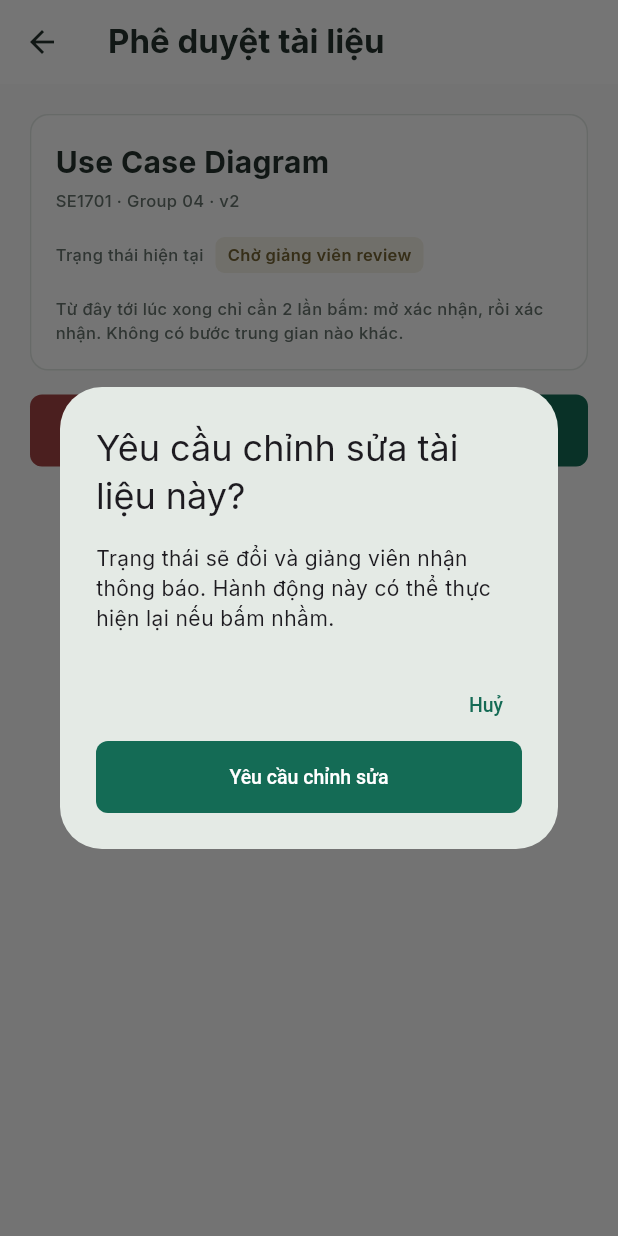
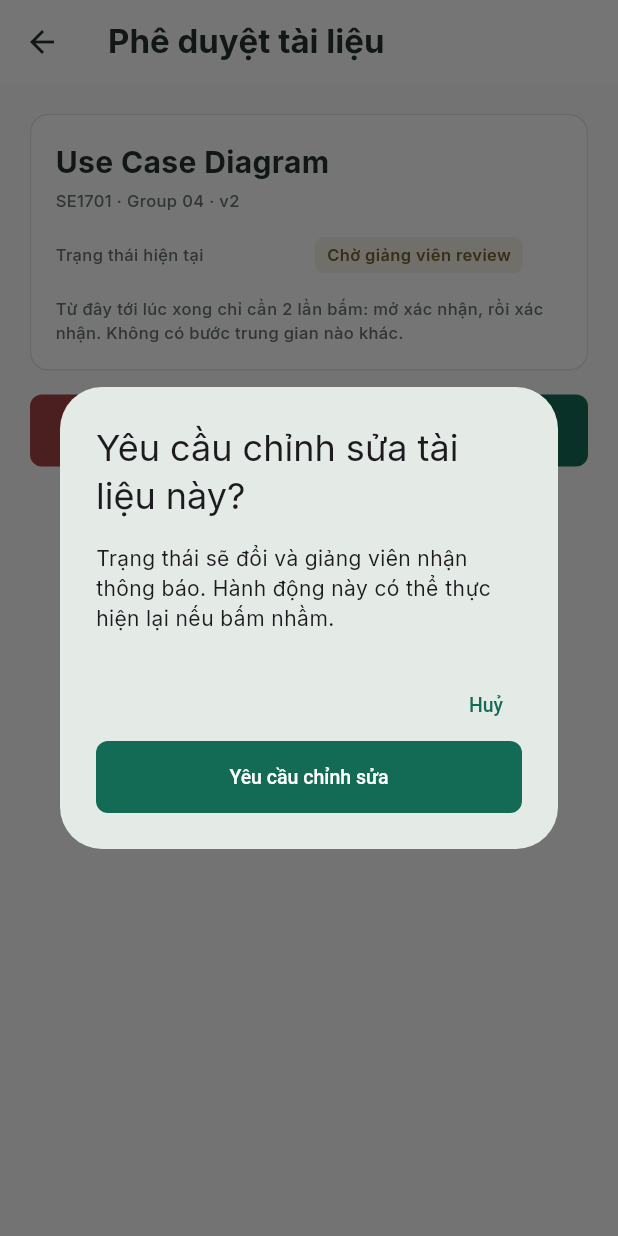
Before and after one commit to linh20051708/AI-Review--ui, a Flutter app: the ApprovalDecisionScreen screen opened by its route, after a tap on "Yêu cầu chỉnh sửa", on a phone screen of 412 x 824 dp. Run offline on Flutter 3.47's test engine with Material 3 defaults, Android fonts, the phone set to English and light mode, and no system bars; our stand-ins replace google_fonts.

Commit message:
fix(011_CORE): sua 9 loi tran ngang, them 2 cong test (overflow + dialog)
Quet tran ngang bang `flutter test` (13 man x 320/360/412dp) thay vi chi
lai trinh duyet o mot be rong — phat hien 9 loi THAT, trong do US07 tran
ca o 412dp (be rong dien thoai that):

- StatCard: `Expanded` trong `Column` gap cha cao vo han -> bung o MOI
  man dung no (13/13). Lan 2: o GridView cao chot nhung thap -> tran
  17-48px. Sua: bo flex, boc `FittedBox` quanh ca cot.
- StatusChip: `Text` khong co `Flexible` -> tran 113px.
- US06: Row nhan + chip thieu Expanded -> tran 188px.
- US07: nhu US06 -> tran 127/87/35px @320/360/412dp.
- US12: 2 chip loc thieu Expanded -> tran 53/13px.
- US03 card + nut "Mo phong loi": thieu Flexible / dung `Spacer` sai.
- US04, US01, US14: chip, nhan "hoac dung tai khoan noi bo", cap
  nhan-gia tri -> tran 6,3/37/43px @320dp.

Them `test/overflow_test.dart` (39 ca) lam cong chan lop loi nay.
Them `test/dialog_confirm_test.dart` (3 ca) + `01d_CORE_dialog_actions`:
chung minh `await showDialog` CO tra ve — ket luan "khong bao gio
resume" truoc do la SAI, do la bat doi xung cua cay semantics
Flutter-web chu khong phai loi app.

Ket qua: flutter test 90/90, analyze sach, 7 cong deu SACH,
tap-target 9/9 man 79 muc 0 duoi 48dp.

```diff
--- a/flutter_app/lib/011_presentation/review/us03/011_REVIEW_US03_review_card.dart
+++ b/flutter_app/lib/011_presentation/review/us03/011_REVIEW_US03_review_card.dart
@@ -37,7 +37,9 @@ class ReviewCard extends StatelessWidget {
               ),
             ),
             const SizedBox(width: AppSpace.s),
-            StatusChip.of(item.status),
+            // `Flexible`: chip phai chiu duoc be rong hep. Thieu no thi `Row`
+            // tran 14px o 320dp (do bang `flutter test`).
+            Flexible(child: StatusChip.of(item.status)),
           ],
         ),
         const SizedBox(height: AppSpace.s),
--- a/flutter_app/lib/011_presentation/review/us06/011_REVIEW_US06_approval_screen.dart
+++ b/flutter_app/lib/011_presentation/review/us06/011_REVIEW_US06_approval_screen.dart
@@ -9,6 +9,7 @@ import '../../shared/011_CORE_shared_status_chip.dart';
 import '../../shared/011_CORE_tone_colors.dart';
 import '../../shared/011_CORE_US11_offline_banner.dart';
 import '../../../101_domain_entities/101_DOMAIN_review_entities.dart';
+import '../../shared/011_CORE_dialog_actions.dart';
 
 /// S06 — Phê duyệt có xác nhận (`1-UC-07`, US06).
 ///
@@ -40,12 +41,15 @@ class _ApprovalDecisionScreenState extends State<ApprovalDecisionScreen> {
           'Trạng thái sẽ đổi và giảng viên nhận thông báo. '
           'Hành động này có thể thực hiện lại nếu bấm nhầm.',
         ),
+        // Dùng `DialogAction` thay vì `TextButton`/`FilledButton` trần: nút trong
+        // `AlertDialog.actions` bị ràng buộc tight 40dp nên `minimumSize` của
+        // theme bị vô hiệu — đã đo được 46,6×40 trước khi sửa.
         actions: [
-          TextButton(
+          DialogAction.cancel(
             onPressed: () => Navigator.of(ctx).pop(false), // A1: huỷ, không toast
             child: const Text('Huỷ'),
           ),
-          FilledButton(
+          DialogAction.confirm(
             onPressed: () => Navigator.of(ctx).pop(true),
             child: Text(label),
           ),
@@ -93,11 +97,16 @@ class _ApprovalDecisionScreenState extends State<ApprovalDecisionScreen> {
               Text('${r.classCode} · ${r.groupName} · ${r.version}',
                   style: AppText.micro),
               const SizedBox(height: AppSpace.l),
+              // `Expanded` cho nhãn + chip bọc `Flexible`: thiếu hai thứ này thì
+              // `Row` tràn ngang khi nhãn trạng thái dài (đo được tràn 188px
+              // trong `flutter test`). Không phải lỗi thẩm mỹ — nội dung bị cắt.
               Row(
                 children: [
-                  Text('Trạng thái hiện tại', style: AppText.micro),
+                  Expanded(
+                    child: Text('Trạng thái hiện tại', style: AppText.micro),
+                  ),
                   const SizedBox(width: AppSpace.s),
-                  StatusChip.of(status),
+                  Flexible(child: StatusChip.of(status)),
                 ],
               ),
               const SizedBox(height: AppSpace.l),
--- /dev/null
+++ b/flutter_app/lib/011_presentation/shared/011_CORE_dialog_actions.dart
@@ -0,0 +1,61 @@
+import 'package:flutter/material.dart';
+
+import '../../001_core/theme/001_CORE_spacing.dart';
+
+/// Nút hành động cho `AlertDialog`, **bảo đảm đủ 48dp** (Chuẩn chung C4).
+///
+/// VÌ SAO CẦN RIÊNG MỘT WIDGET:
+/// `AlertDialog.actions` đặt các nút vào một `OverflowBar`, và ở đó ràng buộc
+/// chiều cao là **tight 40dp** — đúng bằng mặc định Material cho nút trong
+/// hộp thoại. Ràng buộc tight **vô hiệu hoá** `minimumSize` khai trong
+/// `filledButtonTheme`/`textButtonTheme` (`001_CORE_app_theme.dart`), nên nút
+/// trong hộp thoại co về **40dp dù theme đã khai 48**.
+///
+/// ĐÃ ĐO THẬT (Chromium, bản release, viewport 412×892):
+///   - hỏi trước khi sửa: `Huỷ` **46,6×40**, `Phê duyệt` **284×40**  → vi phạm C4
+///   - sau khi bọc `SizedBox(height: tapMin)`: cả hai đạt 48
+///
+/// Cách sửa duy nhất đã kiểm chứng là ăn: bọc `SizedBox(height: AppSpace.tapMin)`
+/// **trực tiếp quanh từng nút**. Bốn cách sau đều KHÔNG ăn, ghi lại để không ai
+/// đi lại: (1) `minimumSize` trong theme; (2) `SizedBox` bọc ngoài `Row`;
+/// (3) nới `SizedBox` lên 96; (4) `styleFrom(minimumSize:)` ngay trên nút.
+///
+/// LỖ HỔNG ĐÃ TỪNG BỊ BỎ SÓT: `verify/flutter-tap-targets.mjs` chỉ quét nút ở
+/// tầng màn hình, **không quét nút bên trong hộp thoại** (hộp thoại là trạng
+/// thái tạm, chỉ hiện sau khi bấm). Vì vậy 12 nút ngoài màn hình đã được sửa
+/// đúng 48dp mà 2 nút trong hộp thoại vẫn 40dp. Dùng widget này để chỗ sửa
+/// không phụ thuộc vào việc có ai đó nhớ ra hay không.
+class DialogAction extends StatelessWidget {
+  /// Nút phụ (huỷ / đóng) — dùng `TextButton`.
+  const DialogAction.cancel({
+    super.key,
+    required this.child,
+    required this.onPressed,
+  }) : filled = false,
+       style = null;
+
+  /// Nút chính (xác nhận) — dùng `FilledButton`.
+  ///
+  /// `style` chỉ để đổi MÀU (ví dụ `destructive` dùng `AppColors.rust`).
+  /// KHÔNG truyền `minimumSize` qua đây — nó sẽ bị ràng buộc tight của
+  /// `AlertDialog.actions` vô hiệu, đúng cái bẫy đã đo được.
+  const DialogAction.confirm({
+    super.key,
+    required this.child,
+    required this.onPressed,
+    this.style,
+  }) : filled = true;
+
+  final Widget child;
+  final VoidCallback onPressed;
+  final bool filled;
+  final ButtonStyle? style;
+
+  @override
+  Widget build(BuildContext context) => SizedBox(
+    height: AppSpace.tapMin,
+    child: filled
+        ? FilledButton(onPressed: onPressed, style: style, child: child)
+        : TextButton(onPressed: onPressed, style: style, child: child),
+  );
+}
--- a/flutter_app/lib/011_presentation/shared/011_CORE_shared_status_chip.dart
+++ b/flutter_app/lib/011_presentation/shared/011_CORE_shared_status_chip.dart
@@ -40,9 +40,18 @@ class StatusChip extends StatelessWidget {
             Icon(icon, size: 14, color: fg),
             const SizedBox(width: AppSpace.xs),
           ],
-          Text(
+          // `Flexible` quanh `Text`: chip là widget DÙNG CHUNG, có chỗ nhét
+          // trong `Row` hẹp (ô lưới, thanh trạng thái). Nhãn dài như
+          // "Đã yêu cầu chỉnh sửa" từng làm `Row` này tràn 113px —
+          // đo được bằng `flutter test`, không thấy được khi lái trình duyệt.
+          // Cho chữ xuống dòng thay vì tràn: thà chip cao hơn còn hơn mất chữ.
+          Flexible(
+            child: Text(
               label,
               style: AppText.label.copyWith(color: fg, fontSize: 11),
+              maxLines: 2,
+              overflow: TextOverflow.ellipsis,
+            ),
           ),
         ],
       ),
@@ -77,7 +86,25 @@ class StatCard extends StatelessWidget {
         color: Colors.white,
         borderRadius: AppRadius.cardAll,
       ),
+      // Bọc TOÀN BỘ nội dung trong `FittedBox` + `mainAxisSize.min`:
+      //
+      // LỖI THẬT ĐÃ SỬA (14/10, đợt 2). `StatCard` từng hỏng theo HAI kiểu,
+      // tuỳ cha — cả hai đều bung ở MỌI màn dùng nó:
+      //   1. Cha CAO VÔ HẠN (mục trong `ListView`, `Row` không chốt cao) —
+      //      `Expanded`/`Flexible` bên trong `Column` ném "RenderFlex children
+      //      have non-zero flex but incoming height constraints are unbounded".
+      //   2. Cha CHỐT cao nhưng THẤP (`GridView` 2 cột, `childAspectRatio:1.6`
+      //      ở 320dp ⇒ ô chỉ còn ~100dp) — nội dung cao hơn ô nên `Column`
+      //      tràn xuống dưới 17–48px.
+      //
+      // Bỏ flex (hết lỗi 1) + bọc `FittedBox` quanh cả cột (hết lỗi 2: ô thấp
+      // thì thu nhỏ chữ, không tràn). `mainAxisSize.min` để cột tự cao theo
+      // nội dung, không đòi hỏi cha phải hữu hạn.
+      child: FittedBox(
+        fit: BoxFit.scaleDown,
+        alignment: Alignment.topLeft,
         child: Column(
+          mainAxisSize: MainAxisSize.min,
           crossAxisAlignment: CrossAxisAlignment.start,
           children: [
             Container(
@@ -90,23 +117,11 @@ class StatCard extends StatelessWidget {
               child: Icon(icon, size: 16, color: fg),
             ),
             const SizedBox(height: AppSpace.xs),
-          // Nội dung chữ co theo ô lưới: ô thấp thì thu nhỏ, không tràn.
-          Expanded(
-            child: FittedBox(
-              fit: BoxFit.scaleDown,
-              alignment: Alignment.bottomLeft,
-              child: Column(
-                crossAxisAlignment: CrossAxisAlignment.start,
-                mainAxisSize: MainAxisSize.min,
-                children: [
             Text(value, style: AppText.sectionTitle),
             const SizedBox(height: AppSpace.xs),
             Text(label, style: AppText.micro),
           ],
         ),
-            ),
-          ),
-        ],
       ),
     );
 
```
Also changed, not shown: flutter_app/lib/011_presentation/auth/us01/011_AUTH_US01_login_screen.dart (+12 -3 lines), flutter_app/lib/011_presentation/dashboard/us12/011_DASH_US12_group_health_screen.dart (+17 -4 lines), flutter_app/lib/011_presentation/profile/us14/011_PROFILE_US14_profile_screen.dart (+12 -1 lines), flutter_app/lib/011_presentation/review/us03/011_REVIEW_US03_request_list_screen.dart (+7 -2 lines), flutter_app/lib/011_presentation/review/us04/011_REVIEW_US04_workspace_screen.dart (+9 -3 lines), flutter_app/lib/011_presentation/review/us07/011_REVIEW_US07_revision_screen.dart (+12 -3 lines), ai-output/flutter-app/TC_US01_HP_01_dang-nhap-sso-truong.png, ai-output/flutter-app/TC_US02_HP_01_tong-quan-giang-vien.png, ai-output/flutter-app/TC_US03_HP_01_danh-sach-yeu-cau-review.png, ai-output/flutter-app/TC_US04_HP_01_khong-gian-review.png, ai-output/flutter-app/TC_US14_HP_01_ho-so-giang-vien.png, 3 other files. Lines whose indentation alone changed are shown as unchanged.
